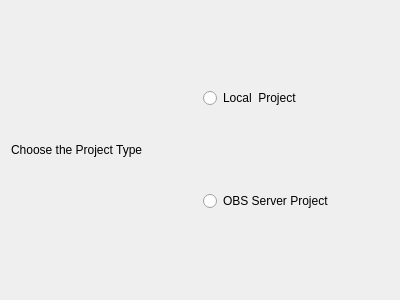
Above: obslight/ObsLightGui/ui/wizard_chooseLocalGbsOrOBSProject.ui from ronan22/obs-light before the change. Below: the same form after it.
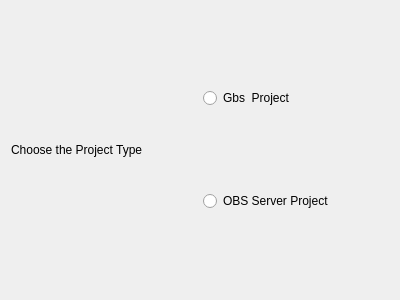
That is the form after the change.

```diff
--- a/obslight/ObsLightGui/ui/wizard_chooseLocalGbsOrOBSProject.ui
+++ b/obslight/ObsLightGui/ui/wizard_chooseLocalGbsOrOBSProject.ui
@@ -29,7 +29,7 @@
    <item row="0" column="1">
     <widget class="QRadioButton" name="LocalProjectRadioButton">
      <property name="text">
-      <string>Local  Project</string>
+      <string>Gbs  Project</string>
      </property>
     </widget>
    </item>
```
